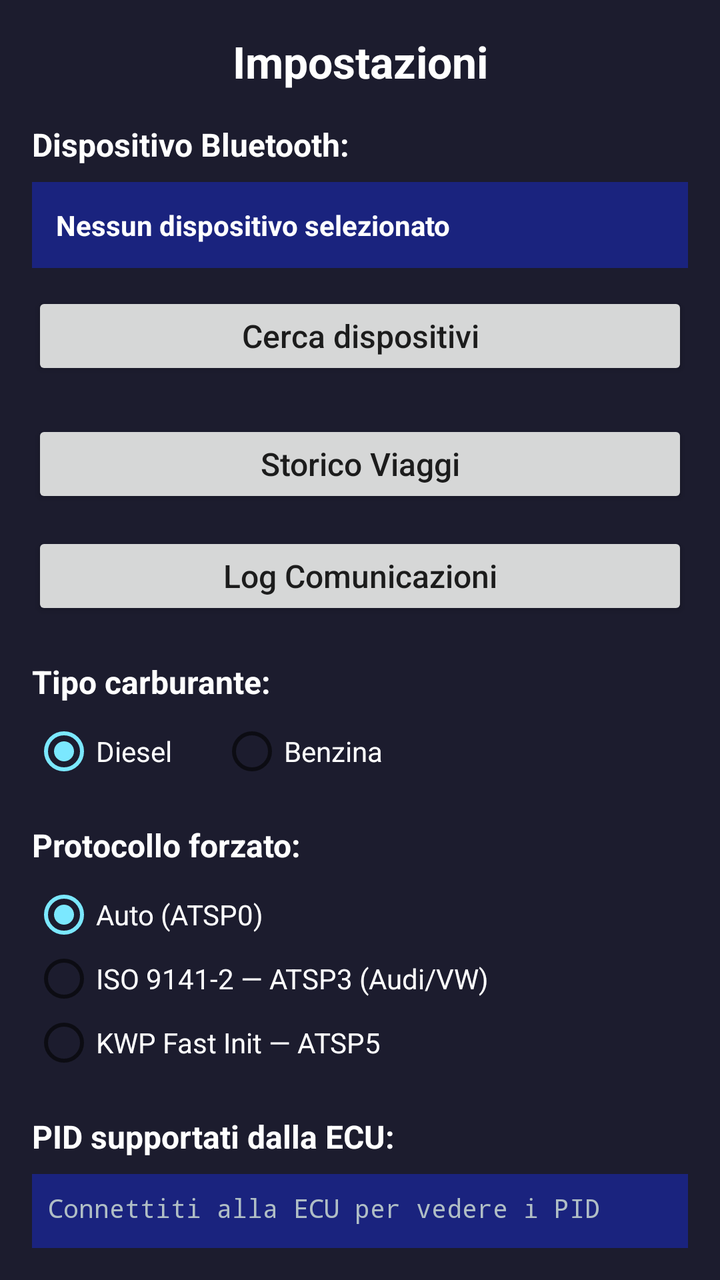
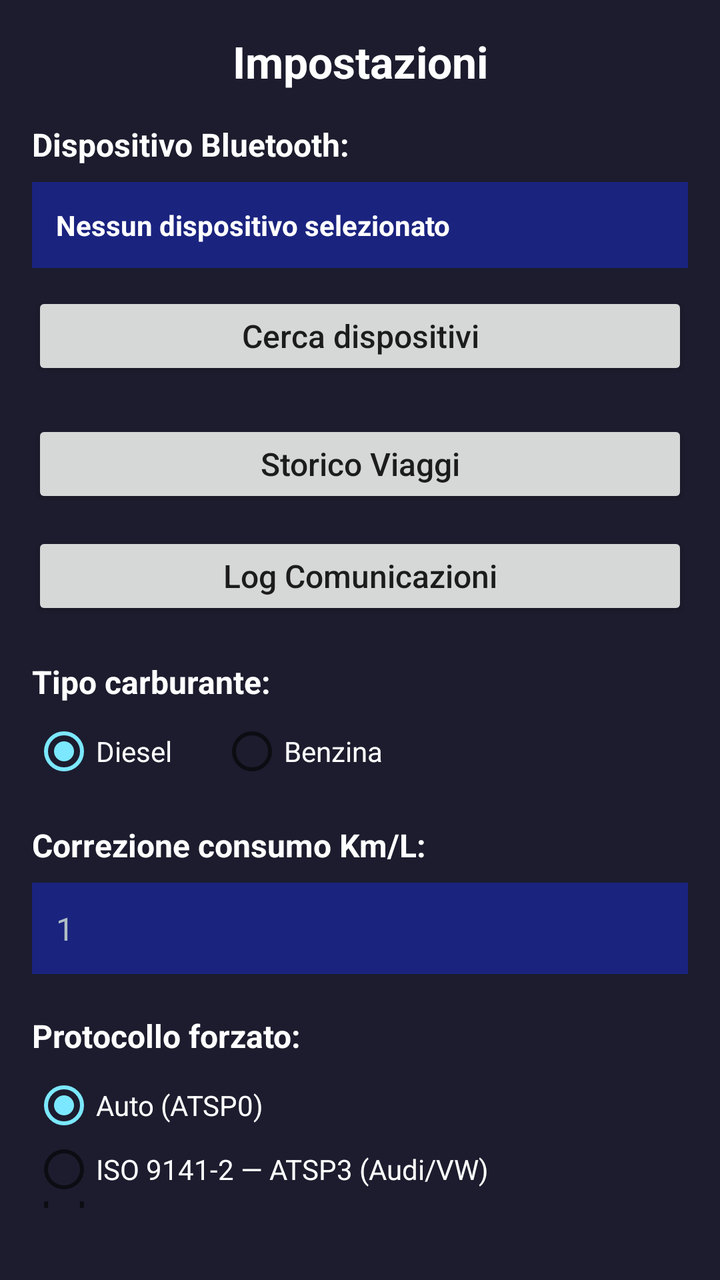

An Android layout rendered at two revisions. The XML below is the earlier revision; the diff shows what the commit changed to produce the second picture.
<!-- AndroidManifest.xml: application theme AppTheme -->
<!-- res/layout/activity_settings.xml -->
<?xml version="1.0" encoding="utf-8"?>
<LinearLayout xmlns:android="http://schemas.android.com/apk/res/android"
    android:layout_width="match_parent"
    android:layout_height="match_parent"
    android:orientation="vertical"
    android:padding="16dp">

    <TextView
        android:layout_width="match_parent"
        android:layout_height="wrap_content"
        android:gravity="center"
        android:paddingBottom="16dp"
        android:text="Impostazioni"
        android:textSize="22sp"
        android:textStyle="bold"
        android:textColor="@android:color/white" />

    
    <TextView
        android:layout_width="match_parent"
        android:layout_height="wrap_content"
        android:text="Dispositivo Bluetooth:"
        android:textSize="16sp"
        android:textStyle="bold"
        android:textColor="@android:color/white"
        android:paddingBottom="8dp" />

    <LinearLayout
        android:layout_width="match_parent"
        android:layout_height="wrap_content"
        android:orientation="vertical"
        android:background="#1A237E"
        android:padding="12dp"
        android:layout_marginBottom="12dp">

        <TextView
            android:id="@+id/tvSelectedDevice"
            android:layout_width="match_parent"
            android:layout_height="wrap_content"
            android:text="Nessun dispositivo selezionato"
            android:textSize="14sp"
            android:textColor="#FFFFFF"
            android:textStyle="bold" />

    </LinearLayout>

    <Button
        android:id="@+id/btnScanDevices"
        android:layout_width="match_parent"
        android:layout_height="wrap_content"
        android:layout_marginBottom="20dp"
        android:text="Cerca dispositivi"
        android:textAllCaps="false"
        android:textSize="16sp"
        android:minHeight="44dp" />

    <Button
        android:id="@+id/btnTripHistory"
        android:layout_width="match_parent"
        android:layout_height="wrap_content"
        android:layout_marginBottom="12dp"
        android:text="Storico Viaggi"
        android:textAllCaps="false"
        android:textSize="16sp"
        android:minHeight="44dp" />

    <Button
        android:id="@+id/btnCommLog"
        android:layout_width="match_parent"
        android:layout_height="wrap_content"
        android:layout_marginBottom="20dp"
        android:text="Log Comunicazioni"
        android:textAllCaps="false"
        android:textSize="16sp"
        android:minHeight="44dp" />

    <TextView
        android:layout_width="match_parent"
        android:layout_height="wrap_content"
        android:text="Tipo carburante:"
        android:textSize="16sp"
        android:textStyle="bold"
        android:textColor="@android:color/white"
        android:paddingBottom="8dp" />

    <RadioGroup
        android:id="@+id/rgFuelType"
        android:layout_width="match_parent"
        android:layout_height="wrap_content"
        android:layout_marginBottom="20dp"
        android:orientation="horizontal">

        <RadioButton
            android:id="@+id/rbDiesel"
            android:layout_width="wrap_content"
            android:layout_height="wrap_content"
            android:layout_marginEnd="24dp"
            android:text="Diesel"
            android:textSize="14sp"
            android:textColor="@android:color/white"
            android:checked="true" />

        <RadioButton
            android:id="@+id/rbPetrol"
            android:layout_width="wrap_content"
            android:layout_height="wrap_content"
            android:text="Benzina"
            android:textSize="14sp"
            android:textColor="@android:color/white"
            android:checked="false" />

    </RadioGroup>

    <TextView
        android:layout_width="match_parent"
        android:layout_height="wrap_content"
        android:text="Protocollo forzato:"
        android:textSize="16sp"
        android:textStyle="bold"
        android:textColor="@android:color/white"
        android:paddingBottom="8dp" />

    <RadioGroup
        android:id="@+id/rgProtocol"
        android:layout_width="match_parent"
        android:layout_height="wrap_content"
        android:layout_marginBottom="20dp"
        android:orientation="vertical">

        <RadioButton
            android:id="@+id/rbAuto"
            android:layout_width="wrap_content"
            android:layout_height="wrap_content"
            android:text="Auto (ATSP0)"
            android:textSize="14sp"
            android:textColor="@android:color/white"
            android:checked="true" />

        <RadioButton
            android:id="@+id/rbSP3"
            android:layout_width="wrap_content"
            android:layout_height="wrap_content"
            android:text="ISO 9141-2 — ATSP3 (Audi/VW)"
            android:textSize="14sp"
            android:textColor="@android:color/white"
            android:checked="false" />

        <RadioButton
            android:id="@+id/rbSP5"
            android:layout_width="wrap_content"
            android:layout_height="wrap_content"
            android:text="KWP Fast Init — ATSP5"
            android:textSize="14sp"
            android:textColor="@android:color/white"
            android:checked="false" />

    </RadioGroup>

    <TextView
        android:layout_width="match_parent"
        android:layout_height="wrap_content"
        android:text="PID supportati dalla ECU:"
        android:textSize="16sp"
        android:textStyle="bold"
        android:textColor="@android:color/white"
        android:paddingBottom="8dp" />

    <androidx.core.widget.NestedScrollView
        android:id="@+id/scrollPids"
        android:layout_width="match_parent"
        android:layout_height="0dp"
        android:layout_weight="1"
        android:background="#1A237E"
        android:padding="8dp"
        android:fillViewport="true">

        <TextView
            android:id="@+id/tvSupportedPids"
            android:layout_width="match_parent"
            android:layout_height="wrap_content"
            android:fontFamily="monospace"
            android:lineSpacingExtra="2dp"
            android:textColor="#B0BEC5"
            android:textSize="13sp"
            android:text="Connettiti alla ECU per vedere i PID supportati." />
    </androidx.core.widget.NestedScrollView>

</LinearLayout>
<!-- resources referenced by this layout -->
<resources>
  <style name="AppTheme" parent="Theme.AppCompat.DayNight.NoActionBar">
          <item name="colorPrimary">#4A4AFF</item>
          <item name="colorPrimaryDark">#1C1C2E</item>
          <item name="colorAccent">#7BE8FF</item>
          <item name="android:windowBackground">#1C1C2E</item>
      </style>
</resources>

<!-- the commit's change to res/layout/activity_settings.xml (unified diff, before → after) -->
@@ -114,6 +114,28 @@
     <TextView
         android:layout_width="match_parent"
         android:layout_height="wrap_content"
+        android:text="Correzione consumo Km/L:"
+        android:textSize="16sp"
+        android:textStyle="bold"
+        android:textColor="@android:color/white"
+        android:paddingBottom="8dp" />
+
+    <EditText
+        android:id="@+id/etKmLCorrection"
+        android:layout_width="match_parent"
+        android:layout_height="wrap_content"
+        android:layout_marginBottom="20dp"
+        android:background="#1A237E"
+        android:hint="1"
+        android:inputType="numberDecimal"
+        android:padding="12dp"
+        android:textColor="@android:color/white"
+        android:textColorHint="#B0BEC5"
+        android:textSize="16sp" />
+
+    <TextView
+        android:layout_width="match_parent"
+        android:layout_height="wrap_content"
         android:text="Protocollo forzato:"
         android:textSize="16sp"
         android:textStyle="bold"
